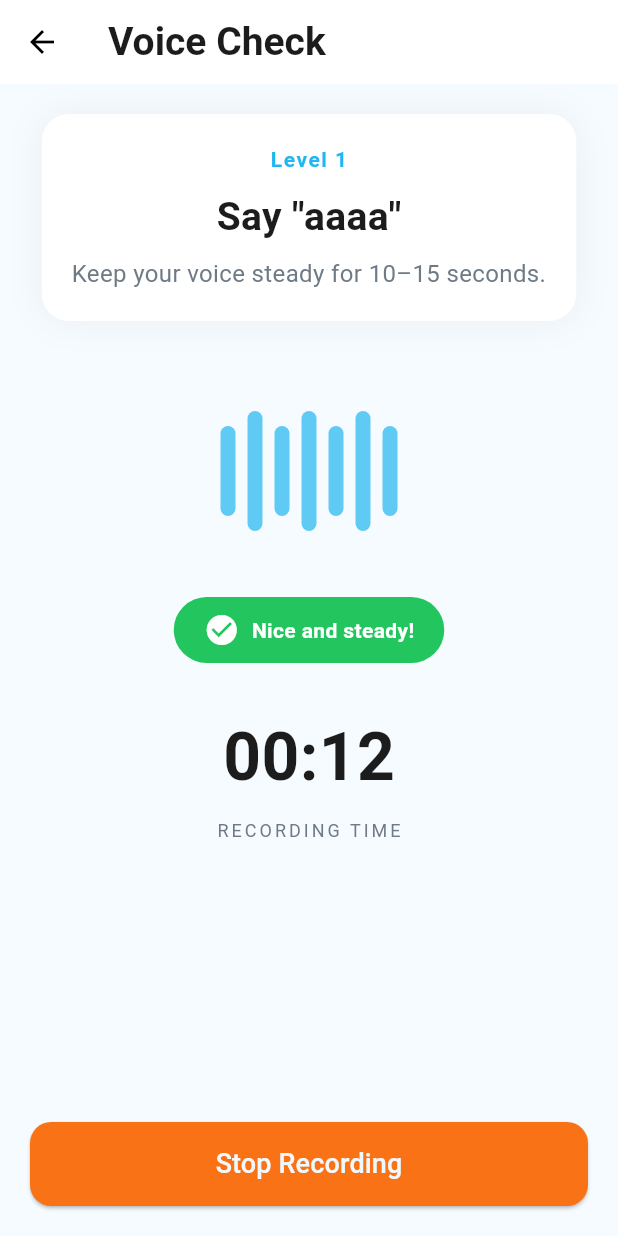
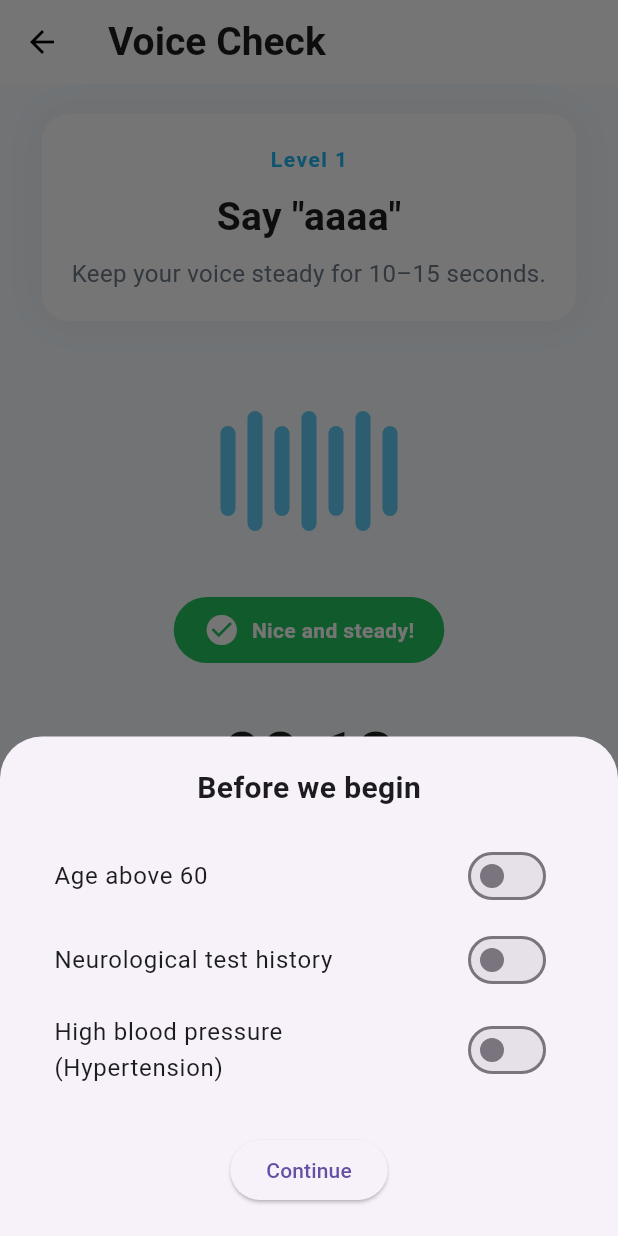
Before and after one commit to NeuroVoice-MIC/clientapp, a Flutter app: the _VoiceCheckBody screen opened directly, on a phone screen of 412 x 824 dp. Run offline on Flutter 3.47's test engine with Material 3 defaults, Android fonts, the phone set to English and light mode, and no system bars; our stand-ins replace hive, hive_flutter; missing offline and left inert: record; accounts and stored records are empty.

Commit message:
Voice check form added

```diff
--- a/lib/core/models/voice_ml_api.dart
+++ b/lib/core/models/voice_ml_api.dart
@@ -1,24 +1,35 @@
 import 'dart:convert';
 import 'dart:io';
 
-import 'package:flutter/foundation.dart'; // for debugPrint
+import 'package:flutter/foundation.dart'; // debugPrint
 import 'package:http/http.dart' as http;
 import 'package:http_parser/http_parser.dart';
 
 class VoiceMlApi {
-  static const String _baseUrl = 'https://neurovoice-level1-ml.onrender.com';
+  static const String _baseUrl =
+      'https://neurovoice-level1-ml.onrender.com';
   static const String _endpoint = '/predict';
 
   static Future<Map<String, dynamic>> uploadWav({
     required String wavPath,
+
+    // 👇 NEW REQUIRED MODEL INPUTS
+    required int ac,   // age category (binary)
+    required int nth,  // neurological test history
+    required int htn,  // hypertension
+    int updrs = 0,     // fixed for now
   }) async {
     final uri = Uri.parse('$_baseUrl$_endpoint');
 
     debugPrint('➡️ Sending request to: $uri');
     debugPrint('🎧 Audio path: $wavPath');
+    debugPrint(
+      '🧾 Clinical inputs → ac:$ac, nth:$nth, htn:$htn, updrs:$updrs',
+    );
 
     final request = http.MultipartRequest('POST', uri);
 
+    // 🎤 AUDIO FILE
     request.files.add(
       await http.MultipartFile.fromPath(
         'audio',
@@ -27,6 +38,12 @@ class VoiceMlApi {
       ),
     );
 
+    // 🧾 STRUCTURED INPUTS (MODEL FEATURES)
+    request.fields['ac'] = ac.toString();
+    request.fields['nth'] = nth.toString();
+    request.fields['htn'] = htn.toString();
+    request.fields['updrs'] = updrs.toString();
+
     try {
       final streamedResponse = await request.send().timeout(
         const Duration(minutes: 3),
@@ -34,7 +51,8 @@ class VoiceMlApi {
 
       debugPrint('⬅️ HTTP status: ${streamedResponse.statusCode}');
 
-      final response = await http.Response.fromStream(streamedResponse);
+      final response =
+          await http.Response.fromStream(streamedResponse);
 
       debugPrint('📦 Raw response body: ${response.body}');
 
--- /dev/null
+++ b/lib/features/voice_check/clinical_input_sheet.dart
@@ -0,0 +1,77 @@
+import 'package:flutter/material.dart';
+
+class ClinicalInputSheet extends StatefulWidget {
+  const ClinicalInputSheet({super.key});
+
+  @override
+  State<ClinicalInputSheet> createState() => _ClinicalInputSheetState();
+}
+
+class _ClinicalInputSheetState extends State<ClinicalInputSheet> {
+  bool ageAbove60 = false;
+  bool neuroHistory = false;
+  bool hypertension = false;
+
+  @override
+  Widget build(BuildContext context) {
+    return Padding(
+      padding: EdgeInsets.fromLTRB(
+        20,
+        20,
+        20,
+        MediaQuery.of(context).viewInsets.bottom + 20,
+      ),
+      child: Column(
+        mainAxisSize: MainAxisSize.min,
+        children: [
+          const Text(
+            'Before we begin',
+            style: TextStyle(fontSize: 20, fontWeight: FontWeight.bold),
+          ),
+          const SizedBox(height: 16),
+
+          _switchTile(
+            'Age above 60',
+            ageAbove60,
+            (v) => setState(() => ageAbove60 = v),
+          ),
+          _switchTile(
+            'Neurological test history',
+            neuroHistory,
+            (v) => setState(() => neuroHistory = v),
+          ),
+          _switchTile(
+            'High blood pressure (Hypertension)',
+            hypertension,
+            (v) => setState(() => hypertension = v),
+          ),
+
+          const SizedBox(height: 24),
+
+          ElevatedButton(
+            onPressed: () {
+              Navigator.pop(context, {
+                'ac': ageAbove60 ? 1 : 0,
+                'nth': neuroHistory ? 1 : 0,
+                'htn': hypertension ? 1 : 0,
+              });
+            },
+            child: const Text('Continue'),
+          ),
+        ],
+      ),
+    );
+  }
+
+  Widget _switchTile(
+    String label,
+    bool value,
+    ValueChanged<bool> onChanged,
+  ) {
+    return SwitchListTile(
+      title: Text(label),
+      value: value,
+      onChanged: onChanged,
+    );
+  }
+}
```
Also changed, not shown: lib/features/voice_check/voice_check_view.dart (+34 -7 lines), lib/features/voice_check/voice_check_viewmodel.dart (+49 -5 lines).
